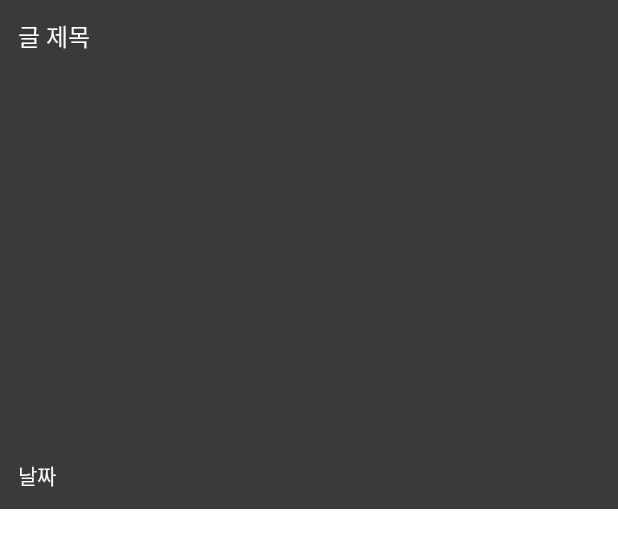
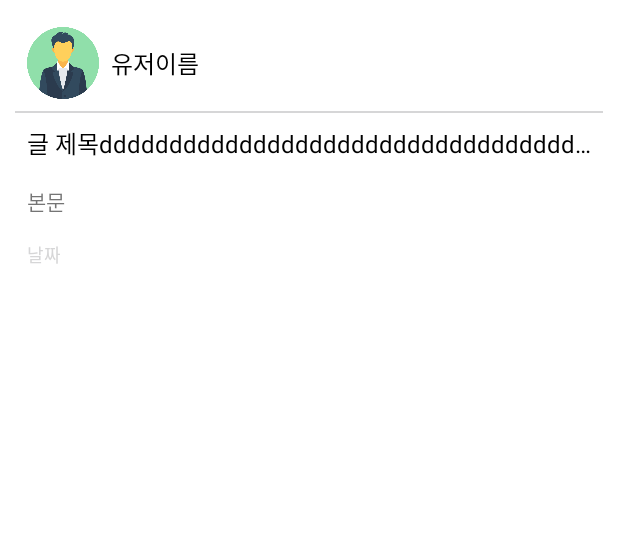
Before and after one commit to EJLee1209/ChunCheonConquest, an Android app: the layout post_item.xml on its own in the app's theme, with its tools: preview values and no code run, on a phone screen of 412 x 824 dp. Shown: the top 548 px of the screen. Run offline under Robolectric (Android 15) with nearby library versions, the phone set to English and light mode, and no system bars.

Commit message:
게시물 ui 변경 및 개선

```diff
--- a/app/src/main/java/com/dldmswo1209/chuncheonconquest/model/User.kt
+++ b/app/src/main/java/com/dldmswo1209/chuncheonconquest/model/User.kt
@@ -6,7 +6,7 @@ data class User(
     val uid : String,
     val email: String,
     val pw: String,
-    val name: String,
+    var name: String,
     var imageUrl: String? = null, // 스토리지에 저장할 이미지 경로
     var imageUri: String? = null // 스토리지에서 가져올 이미지 uri
 ): Serializable{
--- a/app/src/main/res/layout/post_item.xml
+++ b/app/src/main/res/layout/post_item.xml
@@ -1,38 +1,80 @@
 <?xml version="1.0" encoding="utf-8"?>
 <androidx.constraintlayout.widget.ConstraintLayout xmlns:android="http://schemas.android.com/apk/res/android"
     android:layout_width="match_parent"
-    android:layout_height="wrap_content">
+    android:layout_height="wrap_content"
+    android:padding="10dp">
 
     <androidx.appcompat.widget.LinearLayoutCompat
         android:layout_width="match_parent"
         android:layout_height="match_parent"
         android:orientation="vertical"
-        android:background ="@color/background_gray">
+        android:background ="@color/white">
 
+        <androidx.appcompat.widget.LinearLayoutCompat
+            android:layout_width="match_parent"
+            android:layout_height="wrap_content"
+            android:padding="8dp">
+
+            <androidx.constraintlayout.utils.widget.ImageFilterView
+                android:id="@+id/profileImageView"
+                android:layout_width="48dp"
+                android:layout_height="48dp"
+                android:src="@drawable/user"/>
+
+            <TextView
+                android:id="@+id/nameTextView"
+                android:layout_width="match_parent"
+                android:layout_height="wrap_content"
+                android:maxLines="1"
+                android:layout_gravity="center"
+                android:text="유저이름"
+                android:textColor="@color/black"
+                android:textSize="16sp"
+                android:layout_marginStart="8dp"/>
+
+        </androidx.appcompat.widget.LinearLayoutCompat>
+
+        <View
+            android:layout_width="match_parent"
+            android:layout_height="1dp"
+            android:background="@color/dg_gray"/>
         <TextView
             android:id="@+id/titleTextView"
             android:layout_width="match_parent"
             android:layout_height="wrap_content"
-            android:text="글 제목"
+            android:maxLines="1"
+            android:ellipsize="end"
+            android:text="글 제목dddddddddddddddddddddddddddddddddddddddddddddddddddddddddddddddd"
             android:textSize="16sp"
-            android:layout_marginTop="12dp"
-            android:layout_marginStart="12dp"
-            android:textColor="@color/white"/>
+            android:padding="8dp"
+            android:textColor="@color/black"/>
 
         <androidx.constraintlayout.utils.widget.ImageFilterView
             android:id="@+id/imageView"
             android:layout_width="match_parent"
             android:layout_height="250dp"
-            android:layout_marginTop="8dp"/>
+            android:layout_marginTop="8dp"
+            android:visibility="gone"/>
+
+        <TextView
+            android:id="@+id/contentTextView"
+            android:layout_width="match_parent"
+            android:layout_height="wrap_content"
+            android:maxLines="3"
+            android:ellipsize="end"
+            android:text="본문"
+            android:textSize="14sp"
+            android:padding="8dp"/>
 
         <TextView
             android:id="@+id/dateTextView"
             android:layout_width="match_parent"
             android:layout_height="wrap_content"
             android:text="날짜"
-            android:textColor="@color/white"
-            android:textSize="14sp"
-            android:layout_margin="12dp"/>
+            android:maxLines="1"
+            android:textColor="@color/dg_gray"
+            android:textSize="12sp"
+            android:padding="8dp"/>
 
     </androidx.appcompat.widget.LinearLayoutCompat>
 
```
Also changed, not shown: app/src/main/java/com/dldmswo1209/chuncheonconquest/MainActivity.kt (+4 -5 lines), app/src/main/java/com/dldmswo1209/chuncheonconquest/SplashActivity.kt (+1 -10 lines), app/src/main/java/com/dldmswo1209/chuncheonconquest/adapter/PostListAdapter.kt (+21 -4 lines), app/src/main/java/com/dldmswo1209/chuncheonconquest/fragment/MyPageFragment.kt (+13 -8 lines), app/src/main/java/com/dldmswo1209/chuncheonconquest/fragment/PostFragment.kt (+52 -10 lines), app/src/main/java/com/dldmswo1209/chuncheonconquest/fragment/WriteFragment.kt (+14 -13 lines), app/src/main/java/com/dldmswo1209/chuncheonconquest/model/Post.kt (+4 -3 lines), app/src/main/java/com/dldmswo1209/chuncheonconquest/viewModel/MainViewModel.kt (+22 -34 lines), app/src/main/res/layout/fragment_post.xml (+9 -0 lines).
